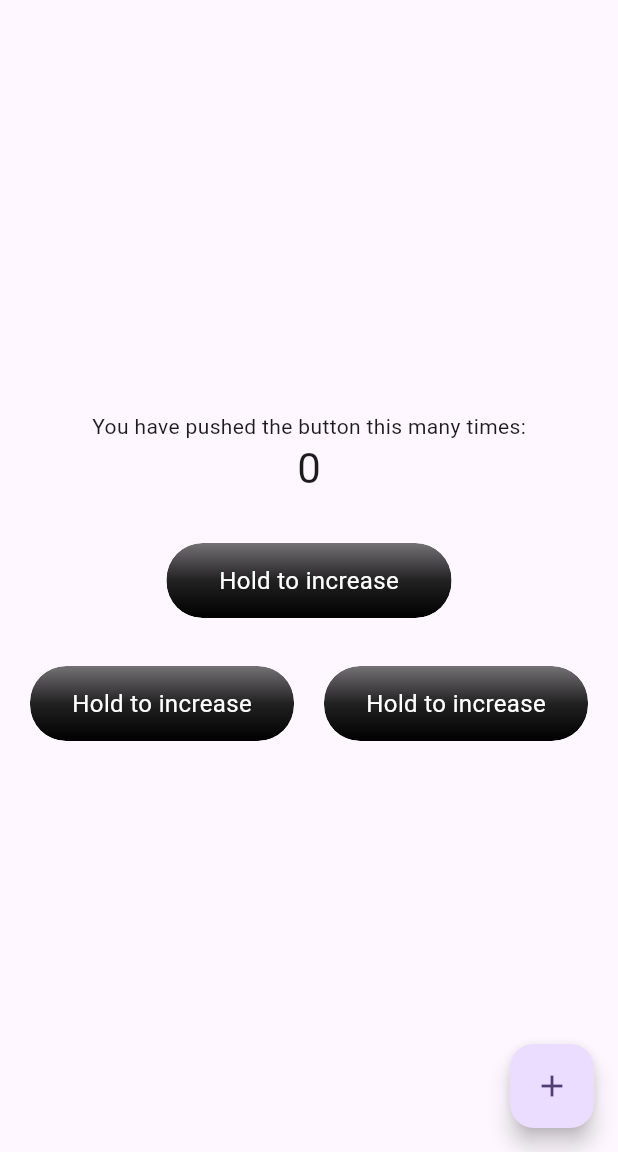
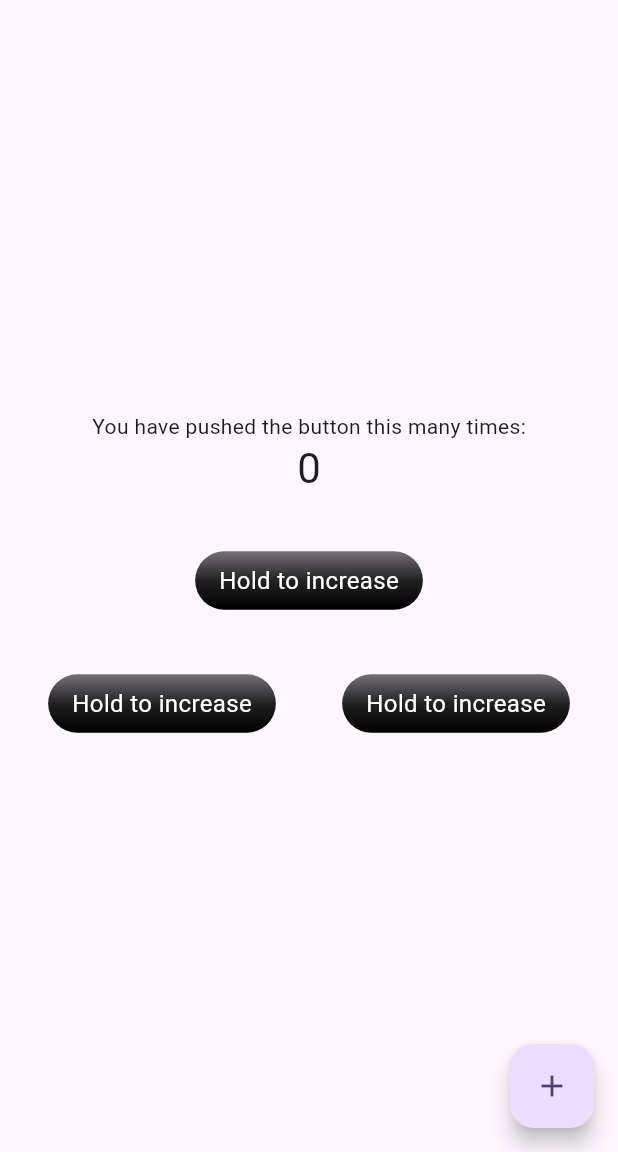
Before and after one commit to diegoveloper/flutter_hold_down_animated_button, a Flutter app: the screen it shows after launch, on a phone screen of 412 x 824 dp, the part 84-1236 px from its top. Run offline on Flutter 3.47's test engine with Material 3 defaults, Android fonts, the phone set to English and light mode, and no system bars.

Commit message:
Update hold_down_animated_button.dart
El ancho del boton ahora depende unicamente del tamaño del hijo, manteniendo el padding propuesto por D.

```diff
--- a/lib/src/hold_down_animated_button.dart
+++ b/lib/src/hold_down_animated_button.dart
@@ -81,17 +81,10 @@ class _HoldDownAnimatedButtonState extends State<HoldDownAnimatedButton>
                 child: AnimatedBuilder(
                   animation: _progressController,
                   builder: (context, snapshot) {
-                    return ClipRRect(
-                      borderRadius: borderRadius,
-                      child: Stack(
-                        children: [
-                          Positioned(
-                            left: 0,
-                            right: 0,
-                            top: 0,
-                            height: widget.height,
+                    return Center(
                       child: DecoratedBox(
                         decoration: const BoxDecoration(
+                          borderRadius: borderRadius,
                           gradient: LinearGradient(
                             colors: [
                               Colors.black54,
@@ -101,25 +94,22 @@ class _HoldDownAnimatedButtonState extends State<HoldDownAnimatedButton>
                             begin: Alignment.topCenter,
                             end: Alignment.bottomCenter,
                           ),
-                                borderRadius: borderRadius,
                         ),
-                              child: Center(
-                                child: Padding(
+                        child: Stack(
+                          alignment: Alignment.center,
+                          children: [
+                            Padding(
                               padding: const EdgeInsets.symmetric(
                                 vertical: 8.0,
                                 horizontal: 16,
                               ),
                               child: widget.child,
                             ),
-                              ),
-                            ),
-                          ),
                             Positioned(
                               left: 0,
                               top: 0,
                               bottom: 0,
-                            width: constraints.maxWidth *
-                                _progressController.value,
+                              width: constraints.maxWidth * _progressController.value,
                               child: IgnorePointer(
                                 child: DecoratedBox(
                                   decoration: BoxDecoration(
@@ -129,6 +119,7 @@ class _HoldDownAnimatedButtonState extends State<HoldDownAnimatedButton>
                               ),
                             ),
                           ],
+                        ),
                       ),
                     );
                   },
```
Lines whose indentation alone changed are shown as unchanged.
